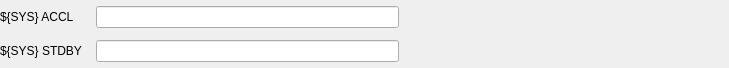
Qt form hl_triggers_sys.ui (cristinasewell/ATCA_PyDM_Screens) before a commit.
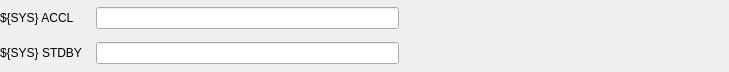
The same form after that commit. Custom widgets are drawn as their Qt base class.

Patch:
```diff
--- a/hl_triggers_sys.ui
+++ b/hl_triggers_sys.ui
@@ -7,7 +7,7 @@
     <x>0</x>
     <y>0</y>
     <width>729</width>
-    <height>68</height>
+    <height>72</height>
    </rect>
   </property>
   <property name="windowTitle">
```
Left out of the diff: 2 changed lines with no effect on the pictures.
